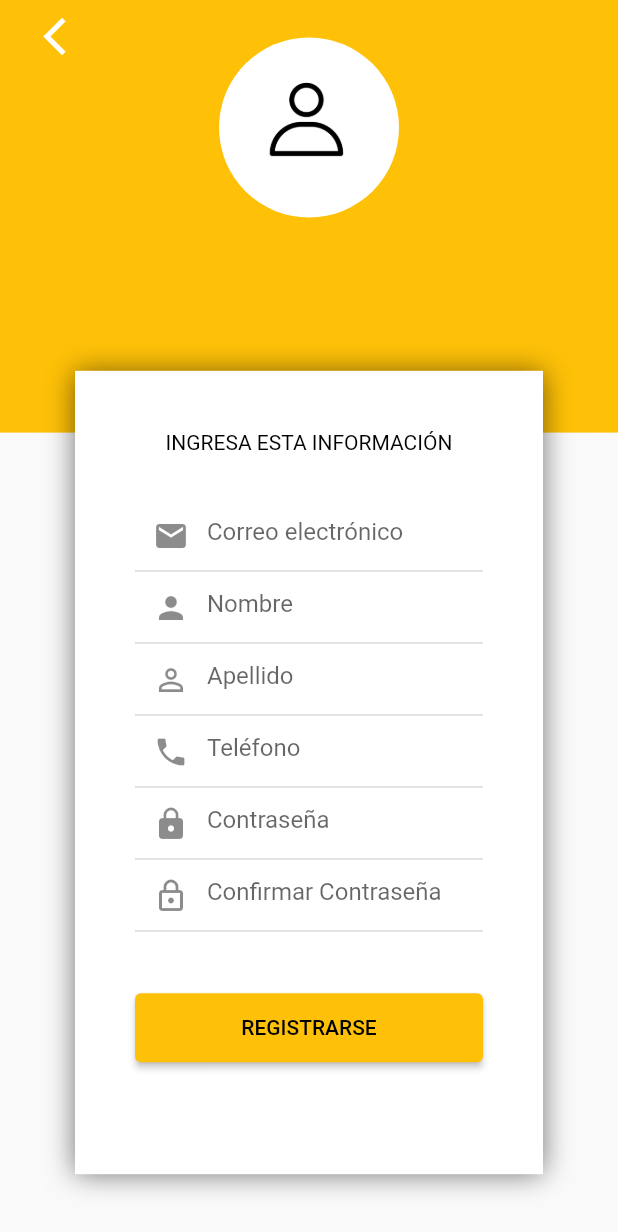
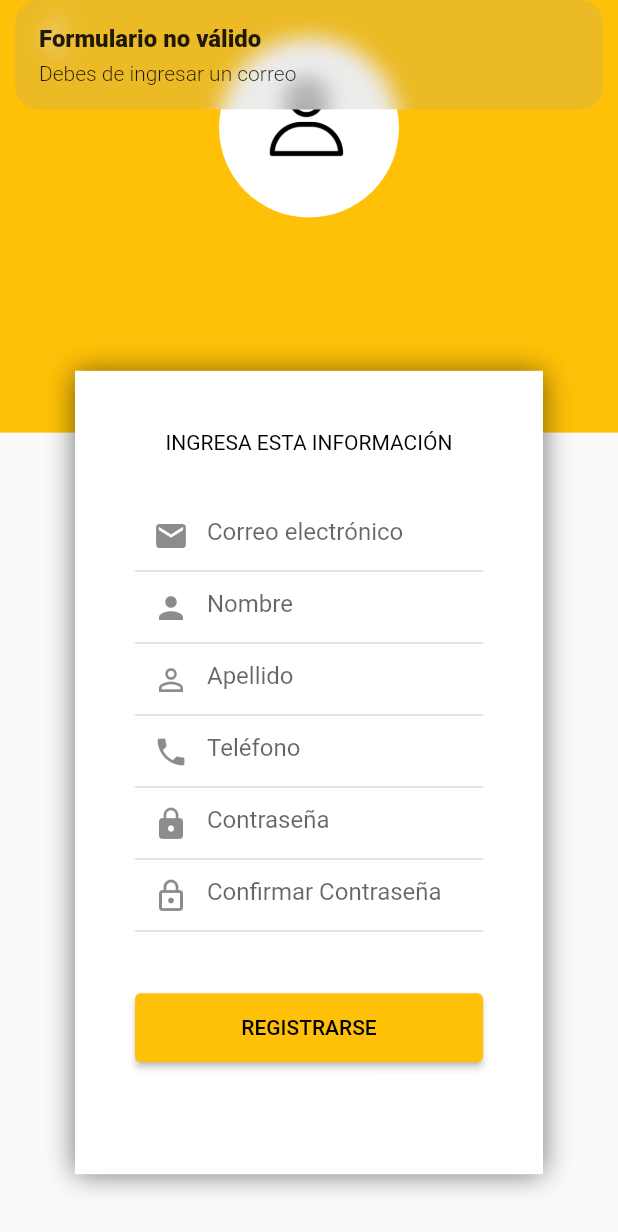
Before and after one commit to Edson0710/flutter_curso, a Flutter app: the RegisterPage screen opened by its route, after a tap on "REGISTRARSE", on a phone screen of 412 x 824 dp. Shown: the top 1232 px of the screen. Run offline on Flutter 3.47's test engine with Material 2 defaults, Android fonts, the phone set to English and light mode, and no system bars; our stand-ins replace get.

Commit message:
Registro controller

```diff
--- /dev/null
+++ b/lib/src/pages/register/register_controller.dart
@@ -0,0 +1,73 @@
+import 'package:flutter/material.dart';
+import 'package:get/get.dart';
+
+class RegisterController extends GetxController {
+  TextEditingController emailController = TextEditingController();
+  TextEditingController nameController = TextEditingController();
+  TextEditingController lastNameController = TextEditingController();
+  TextEditingController phoneController = TextEditingController();
+  TextEditingController passwordController = TextEditingController();
+  TextEditingController confirmPasswordController = TextEditingController();
+
+  void register() {
+    String email = emailController.text.trim();
+    String name = nameController.text;
+    String lastName = lastNameController.text;
+    String phone = phoneController.text;
+    String password = passwordController.text.trim();
+    String confirmPassword = confirmPasswordController.text.trim();
+
+    print('Email ${email}');
+    print('Password ${password}');
+
+    if (isValidForm(email, name, lastName, phone, password, confirmPassword)) {
+      Get.snackbar(
+          'Formulario válido', 'Estás listo para enviar la petición HTTP');
+    }
+  }
+
+  bool isValidForm(String email, String name, String lastName, String phone,
+      String password, String confirmPassword) {
+    if (email.isEmpty) {
+      Get.snackbar('Formulario no válido', 'Debes de ingresar un correo');
+      return false;
+    }
+
+    if (!GetUtils.isEmail(email)) {
+      Get.snackbar('Formulario no válido', 'El correo no es válido');
+      return false;
+    }
+
+    if (name.isEmpty) {
+      Get.snackbar('Formulario no válido', 'Debes de ingresar tu nombre');
+      return false;
+    }
+
+    if (lastName.isEmpty) {
+      Get.snackbar('Formulario no válido', 'Debes de ingresar tu apellido');
+      return false;
+    }
+
+    if (phone.isEmpty) {
+      Get.snackbar('Formulario no válido', 'Debes de ingresar tu teléfono');
+      return false;
+    }
+
+    if (password.isEmpty) {
+      Get.snackbar('Formulario no válido', 'Debes de ingresar una password');
+      return false;
+    }
+
+    if (confirmPassword.isEmpty) {
+      Get.snackbar('Formulario no válido', 'Debes de confirmar el password');
+      return false;
+    }
+
+    if (password != confirmPassword) {
+      Get.snackbar('Formulario no válido', 'Los password no coinciden');
+      return false;
+    }
+
+    return true;
+  }
+}
--- a/lib/src/pages/register/register_page.dart
+++ b/lib/src/pages/register/register_page.dart
@@ -1,9 +1,10 @@
 import 'package:flutter/src/widgets/framework.dart';
 import 'package:flutter/material.dart';
+import 'package:flutter_curso/src/pages/register/register_controller.dart';
 import 'package:get/get.dart';
 
 class RegisterPage extends StatelessWidget {
-  const RegisterPage({super.key});
+  RegisterController con = Get.put(RegisterController());
 
   @override
   Widget build(BuildContext context) {
@@ -32,8 +33,7 @@ class RegisterPage extends StatelessWidget {
           size: 30,
         ),
       ),
-      )
-    );
+    ));
   }
 
   Widget _backgroundCover(BuildContext context) {
@@ -77,6 +77,7 @@ class RegisterPage extends StatelessWidget {
     return Container(
       margin: EdgeInsets.symmetric(horizontal: 40),
       child: TextField(
+        controller: con.emailController,
         keyboardType: TextInputType.emailAddress,
         decoration: InputDecoration(
           hintText: 'Correo electrónico',
@@ -90,6 +91,7 @@ class RegisterPage extends StatelessWidget {
     return Container(
       margin: EdgeInsets.symmetric(horizontal: 40),
       child: TextField(
+        controller: con.nameController,
         keyboardType: TextInputType.text,
         decoration: InputDecoration(
           hintText: 'Nombre',
@@ -103,6 +105,7 @@ class RegisterPage extends StatelessWidget {
     return Container(
       margin: EdgeInsets.symmetric(horizontal: 40),
       child: TextField(
+        controller: con.lastNameController,
         keyboardType: TextInputType.text,
         decoration: InputDecoration(
           hintText: 'Apellido',
@@ -116,6 +119,7 @@ class RegisterPage extends StatelessWidget {
     return Container(
       margin: EdgeInsets.symmetric(horizontal: 40),
       child: TextField(
+        controller: con.phoneController,
         keyboardType: TextInputType.phone,
         decoration: InputDecoration(
           hintText: 'Teléfono',
@@ -129,6 +133,7 @@ class RegisterPage extends StatelessWidget {
     return Container(
       margin: EdgeInsets.symmetric(horizontal: 40),
       child: TextField(
+        controller: con.passwordController,
         keyboardType: TextInputType.text,
         obscureText: true,
         decoration: InputDecoration(
@@ -143,6 +148,7 @@ class RegisterPage extends StatelessWidget {
     return Container(
       margin: EdgeInsets.symmetric(horizontal: 40),
       child: TextField(
+        controller: con.confirmPasswordController,
         keyboardType: TextInputType.text,
         obscureText: true,
         decoration: InputDecoration(
@@ -158,7 +164,7 @@ class RegisterPage extends StatelessWidget {
       width: double.infinity,
       margin: EdgeInsets.symmetric(horizontal: 40, vertical: 40),
       child: ElevatedButton(
-        onPressed: () {},
+        onPressed: () => con.register(),
         style: ElevatedButton.styleFrom(
             padding: EdgeInsets.symmetric(vertical: 15)),
         child: Text(
```
Also changed, not shown: lib/src/pages/login/login_controller.dart (+36 -0 lines), lib/src/pages/login/login_page.dart (+5 -3 lines). Lines whose indentation alone changed are shown as unchanged.
